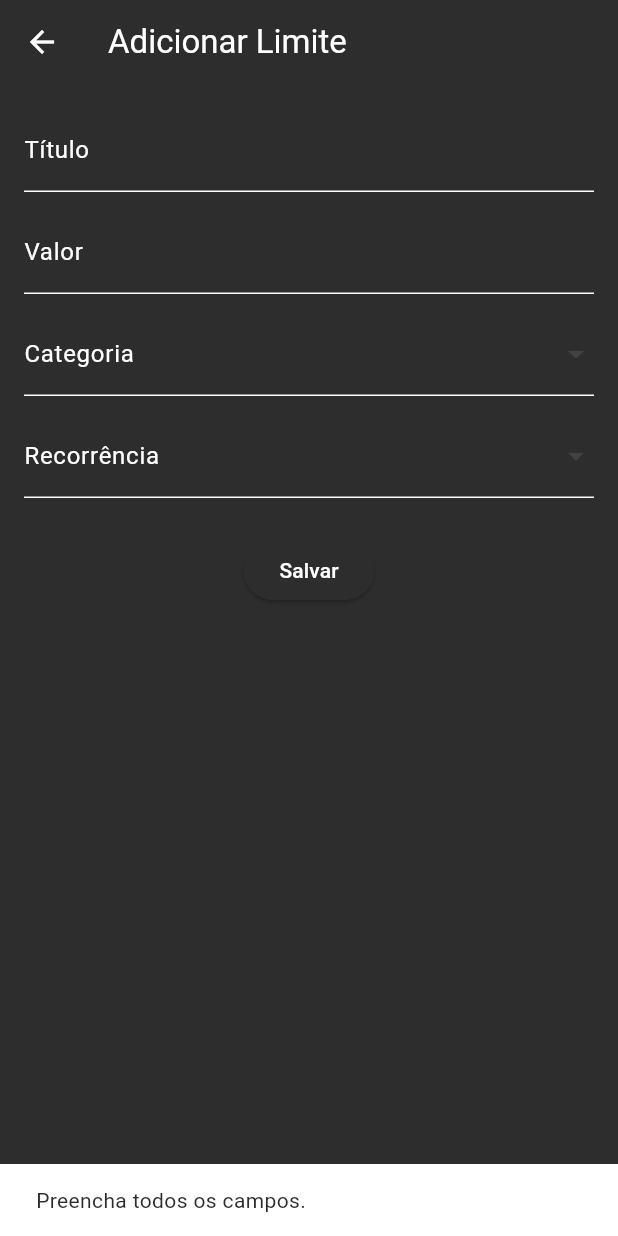
After one commit to FelipeFPicasso/CCC_LabEngSoft_Felipe_Nicolas_FrontAppGerenciamentoFinanceiro, a Flutter app: the AdicionarLimitePage screen opened by its route, after a tap on "Salvar", on a phone screen of 412 x 824 dp. The commit adds this screen. Run offline on Flutter 3.47's test engine with Material 3 defaults, Android fonts, the phone set to English and light mode, and no system bars; our stand-ins replace jwt_decoder, shared_preferences; accounts and stored records are empty; network calls fail.

Commit message:
commit_implementacao_adicionar_limite
Comitando a implementacao da pagina de adicionar limites. Agora clicando no adicionar na tela de limites abrira uma pagina com um formulario para adicionar um novo limite com 2 caixas de texto para adicionar titulo e valor e 2 drop down para selecionar a categoria do limite e a recorrencia do gasto.

```diff
--- a/lib/main.dart
+++ b/lib/main.dart
@@ -1,4 +1,5 @@
 import 'package:flutter/material.dart';
+import 'package:untitled/pages/adicionar_limite_page.dart';
 import 'package:untitled/pages/adicionar_transacao_page.dart';
 import 'package:untitled/pages/limite_page.dart';
 import 'pages/cadastro_page.dart';
@@ -43,6 +44,7 @@ class MyApp extends StatelessWidget {
         '/contas': (context) => ContasPage(),
         '/adicionar_transacao': (context) => AdicionarTransacaoPage(),
         '/limite/usuario': (context) => LimitePage(),
+        '/limite/adicionar': (context) => AdicionarLimitePage(),
       },
     );
   }
--- /dev/null
+++ b/lib/pages/adicionar_limite_page.dart
@@ -0,0 +1,178 @@
+import 'package:flutter/material.dart';
+import 'package:http/http.dart' as http;
+import 'package:untitled/services/auth_services.dart';
+import 'dart:convert';
+
+class AdicionarLimitePage extends StatefulWidget {
+  const AdicionarLimitePage({super.key});
+
+  @override
+  State<AdicionarLimitePage> createState() => _AdicionarLimitePageState();
+}
+
+class _AdicionarLimitePageState extends State<AdicionarLimitePage> {
+  final TextEditingController _tituloController = TextEditingController();
+  final TextEditingController _valorController = TextEditingController();
+
+  List<dynamic> categorias = [];
+  List<dynamic> recorrencias = [];
+
+  int? categoriaSelecionada;
+  int? recorrenciaSelecionada;
+
+  String? token;
+
+  @override
+  void initState() {
+    super.initState();
+    carregarTokenEListas();
+  }
+
+  Future<void> carregarTokenEListas() async {
+    final t = await AuthService.obterToken();
+    if (t == null) {
+      ScaffoldMessenger.of(context).showSnackBar(
+        const SnackBar(content: Text('Erro ao obter token')),
+      );
+      return;
+    }
+    setState(() {
+      token = t;
+    });
+    await Future.wait([fetchCategorias(), fetchRecorrencias()]);
+  }
+
+  Future<void> fetchCategorias() async {
+    final response = await http.get(
+      Uri.parse('http://localhost:8000/categorias-transacao'),
+      headers: {'Authorization': '$token'},
+    );
+    if (response.statusCode == 200) {
+      setState(() {
+        categorias = json.decode(response.body);
+      });
+    }
+  }
+
+  Future<void> fetchRecorrencias() async {
+    final response = await http.get(
+      Uri.parse('http://localhost:8000/recorrencias'),
+      headers: {'Authorization': '$token'},
+    );
+    if (response.statusCode == 200) {
+      setState(() {
+        recorrencias = json.decode(response.body);
+      });
+    }
+  }
+
+  Future<void> salvarLimite() async {
+    final titulo = _tituloController.text;
+    final valor = _valorController.text;
+
+    if (titulo.isEmpty || valor.isEmpty || categoriaSelecionada == null || recorrenciaSelecionada == null) {
+      ScaffoldMessenger.of(context).showSnackBar(
+        const SnackBar(content: Text('Preencha todos os campos.')),
+      );
+      return;
+    }
+
+    final response = await http.post(
+      Uri.parse('http://localhost:8000/limite'),
+      headers: {
+        'Content-Type': 'application/json',
+        'Authorization': '$token'
+      },
+      body: json.encode({
+        'titulo': titulo,
+        'valor': double.parse(valor),
+        'fk_id_categoria_transacao': categoriaSelecionada,
+        'fk_id_recorrencia': recorrenciaSelecionada,
+      }),
+    );
+
+    if (response.statusCode == 201) {
+      ScaffoldMessenger.of(context).showSnackBar(
+        const SnackBar(content: Text('Limite criado com sucesso!')),
+      );
+      Navigator.pop(context); // Volta para a tela de listagem
+    } else {
+      ScaffoldMessenger.of(context).showSnackBar(
+        const SnackBar(content: Text('Erro ao salvar limite.')),
+      );
+    }
+  }
+
+  @override
+  Widget build(BuildContext context) {
+    if (token == null) {
+      return const Scaffold(
+        body: Center(child: CircularProgressIndicator()),
+      );
+    }
+
+    return Scaffold(
+      appBar: AppBar(
+        title: const Text('Adicionar Limite'),
+        leading: IconButton(
+          icon: const Icon(Icons.arrow_back),
+          onPressed: () => Navigator.pop(context),
+        ),
+      ),
+      body: Padding(
+        padding: const EdgeInsets.all(16),
+        child: Column(
+          children: [
+            TextField(
+              controller: _tituloController,
+              decoration: const InputDecoration(labelText: 'Título'),
+            ),
+            const SizedBox(height: 12),
+            TextField(
+              controller: _valorController,
+              keyboardType: TextInputType.number,
+              decoration: const InputDecoration(labelText: 'Valor'),
+            ),
+            const SizedBox(height: 12),
+            DropdownButtonFormField<int>(
+              value: categoriaSelecionada,
+              items: categorias
+                  .map((cat) => DropdownMenuItem<int>(
+                value: cat['id'],
+                child: Text(cat['nome']),
+              ))
+                  .toList(),
+              onChanged: (value) {
+                setState(() {
+                  categoriaSelecionada = value;
+                });
+              },
+              decoration: const InputDecoration(labelText: 'Categoria'),
+            ),
+            const SizedBox(height: 12),
+            DropdownButtonFormField<int>(
+              value: recorrenciaSelecionada,
+              items: recorrencias
+                  .map((rec) => DropdownMenuItem<int>(
+                value: rec['id'],
+                child: Text(rec['nome']),
+              ))
+                  .toList(),
+              onChanged: (value) {
+                setState(() {
+                  recorrenciaSelecionada = value;
+                });
+              },
+              decoration: const InputDecoration(labelText: 'Recorrência'),
+            ),
+            const SizedBox(height: 24),
+            ElevatedButton(
+              onPressed: salvarLimite,
+              child: const Text('Salvar'),
+            ),
+          ],
+        ),
+      ),
+    );
+  }
+}
```
